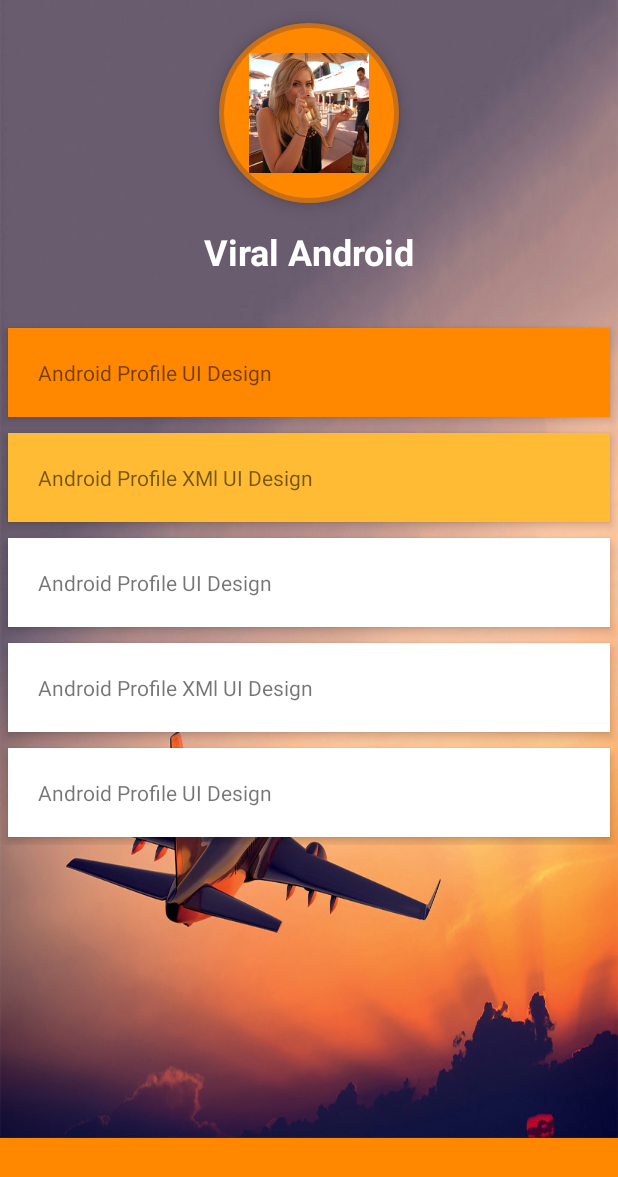
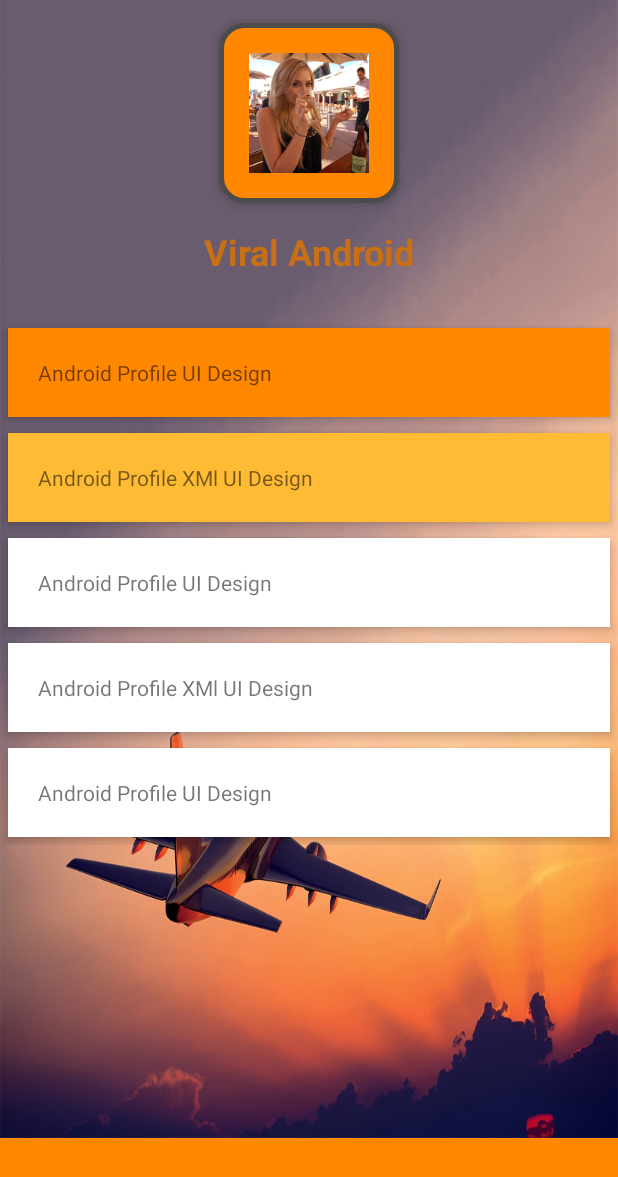
Before and after one commit to BeeGuide/Android, an Android app: the MainActivity screen opened directly, with no data from a screen before it, after a tap on "PROFIL", on a phone screen of 412 x 824 dp. Shown: the top 1177 px of the screen. Run offline under Robolectric (Android 15) with nearby library versions, the phone set to English and light mode, and no system bars; 1 other tap on this screen came first.

Commit message:
Profil modification

```diff
--- a/app/src/main/java/fr/beeguide/beeguide/MainActivity.kt
+++ b/app/src/main/java/fr/beeguide/beeguide/MainActivity.kt
@@ -34,7 +34,7 @@ class MainActivity : AppCompatActivity(), GoogleApiClient.ConnectionCallbacks, G
         setSupportActionBar(toolbar)
 
         val goButton = findViewById(R.id.button) as FloatingActionButton
-        val fabButton = findViewById(R.id.fab) as Button
+        val ProfilButton = findViewById(R.id.fab) as Button
 
         val intent = intent
         // TODO: User is not here, idiot !
@@ -54,7 +54,7 @@ class MainActivity : AppCompatActivity(), GoogleApiClient.ConnectionCallbacks, G
 
         goButton.setOnClickListener({ go(cityView.text.toString()) })
 
-        fabButton.setOnClickListener { fab() }
+        ProfilButton.setOnClickListener { fab() }
         /*/val fab = findViewById(R.id.fab) as FloatingActionButton
         fab.setOnClickListener { view ->
             Snackbar.make(view, "Bitch!", Snackbar.LENGTH_LONG)
--- a/app/src/main/java/fr/beeguide/beeguide/ScrollingActivity.kt
+++ b/app/src/main/java/fr/beeguide/beeguide/ScrollingActivity.kt
@@ -98,7 +98,7 @@ class ScrollingActivity : AppCompatActivity() {
             tours.add(CityTour(bastien, 4, 3, 10, "Culture", 2, 10))
             tours.add(CityTour(marie, 2, 1, 4, "Restauration", 4, 6))
             tours.add(CityTour(florian, 0, 4, 1, "Shopping", 2, 50))
-            tours.add(CityTour(john, 5, 1, 1, "Patisserie", 50, 50))
+            tours.add(CityTour(john, 5, 1, 1, "Patisserie", 0, 50))
             tours.add(CityTour(crabe, 3, 7, 7, "Randonné", 2, 3))
             tours.add(CityTour(pauline, 4, 2, 0, "Sport", 8, 10))
         }
--- a/app/src/main/res/drawable/profile_circular_border_imageview.xml
+++ b/app/src/main/res/drawable/profile_circular_border_imageview.xml
@@ -1,14 +1,14 @@
 <?xml version="1.0" encoding="utf-8"?>
 <shape xmlns:android="http://schemas.android.com/apk/res/android"
     android:shape="rectangle">
-    <corners android:radius="100dp" />
+    <corners android:radius="15dp" />
     <solid android:color="@android:color/holo_orange_dark" />
     <stroke
         android:width="3dip"
-        android:color="@color/colorPrimary" />
+        android:color="#4d4c4c" />
     <padding
-        android:bottom="4dp"
-        android:left="4dp"
-        android:right="4dp"
-        android:top="4dp" />
+        android:bottom="1dp"
+        android:left="1dp"
+        android:right="1dp"
+        android:top="1dp" />
 </shape>
--- a/app/src/main/res/layout/activity_profil.xml
+++ b/app/src/main/res/layout/activity_profil.xml
@@ -107,7 +107,7 @@
                 android:layout_centerHorizontal="true"
                 android:layout_marginTop="76dp"
                 android:text="Viral Android"
-                android:textColor="#fff"
+                android:textColor="@color/colorPrimaryDark"
                 android:textSize="24sp"
                 android:textStyle="bold" />
 
@@ -115,12 +115,14 @@
 
         <ImageView
             android:id="@+id/header_cover_image"
-            android:layout_width="match_parent"
+            android:layout_width="wrap_content"
             android:scaleType="centerCrop"
             android:src="@android:color/transparent"
+            android:layout_height="75dp"
             android:layout_alignParentTop="true"
             android:layout_alignParentLeft="true"
             android:layout_alignParentStart="true"
-            android:layout_height="75dp" />
+            android:cropToPadding="false"
+            android:adjustViewBounds="false" />
     </RelativeLayout>
 </ScrollView>
```
